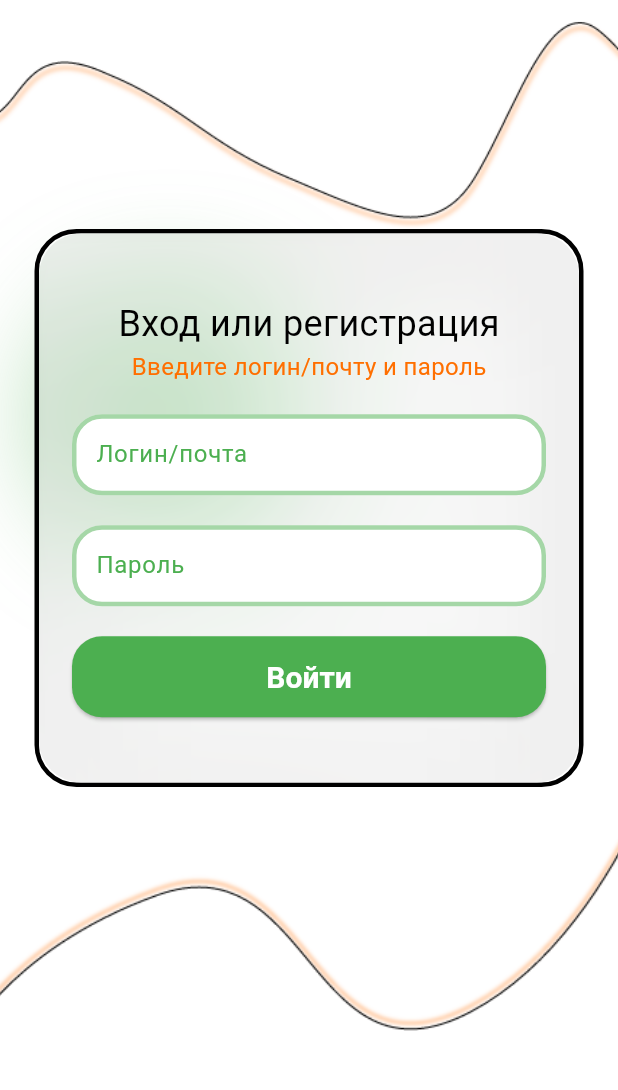
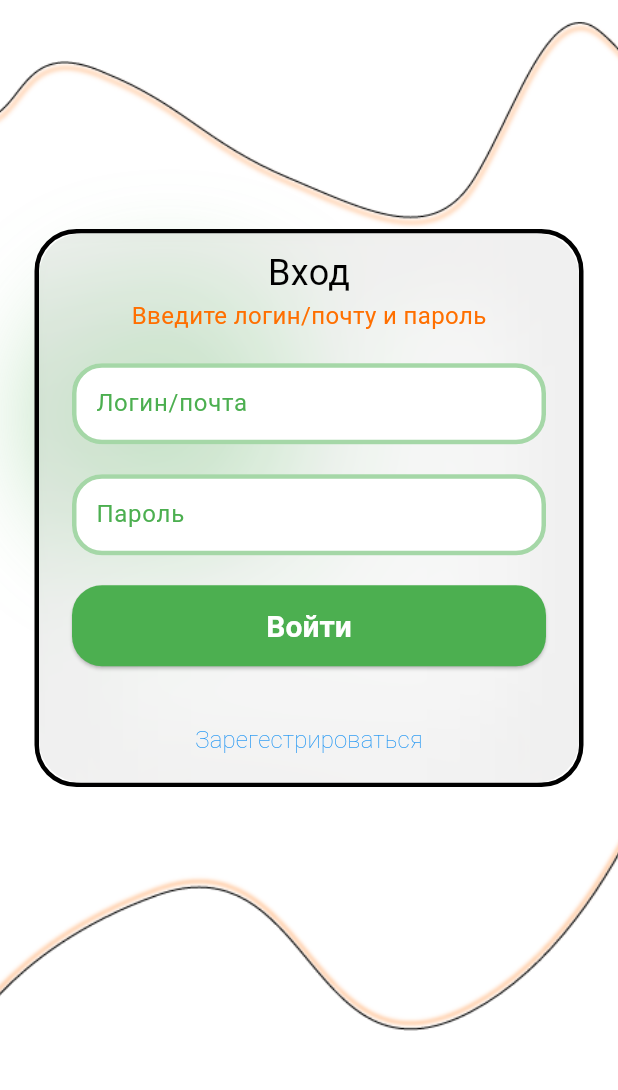
Before and after one commit to smakon/Testik, a Flutter app: the screen it shows after launch, on a phone screen of 412 x 824 dp, the part 77-1167 px from its top. Run offline on Flutter 3.47's test engine with Material 3 defaults, Android fonts, the light colour scheme and no system bars; our stand-ins replace google_fonts, shared_preferences; missing offline and left inert: mongo_dart.

```diff
--- a/lib/pages/regSig/SignupBody.dart
+++ b/lib/pages/regSig/SignupBody.dart
@@ -76,7 +76,7 @@ class SignupBody extends StatelessWidget {
                   Column(
                     children: [
                       Text(
-                        'Вход или регистрация',
+                        'Вход',
                         style: TextStyle(
                           fontSize: fontSize24,
                           color: textColor,
@@ -174,6 +174,22 @@ class SignupBody extends StatelessWidget {
                       ),
                     ),
                   ),
+                  TextButton(
+                    onPressed: () {
+                      Navigator.pushNamed(context, '/registration');
+                    },
+                    child: Text(
+                      "Зарегестрироваться",
+                      style: TextStyle(
+                        color: Colors.blue,
+                        fontSize: fontSize16,
+                        fontWeight: FontWeight.w100,
+                      ),
+                    ),
+                    style: TextButton.styleFrom(
+                      padding: EdgeInsets.only(top: 10),
+                    ),
+                  ),
                 ],
               ),
             ),
--- a/lib/pages/regSig/functions.dart
+++ b/lib/pages/regSig/functions.dart
@@ -18,8 +18,9 @@ Future<void> checkUserAndNavigate(
 
     // 3. Если пользователь не найден ни по email, ни по login
     if (user == null) {
-      // Переход к регистрации
-      Navigator.pushReplacementNamed(context, '/registration');
+      ScaffoldMessenger.of(
+        context,
+      ).showSnackBar(SnackBar(content: Text('Пользователь не найден')));
       return;
     }
 
```
Also changed, not shown: lib/pages/Registration/functions.dart (+35 -0 lines).
